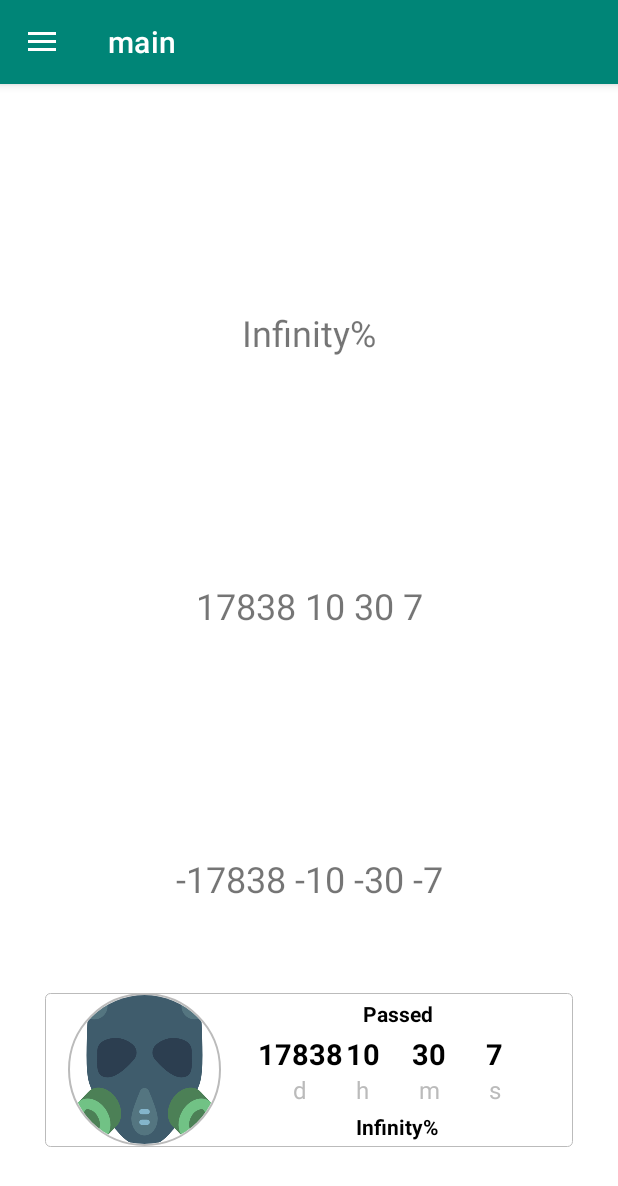
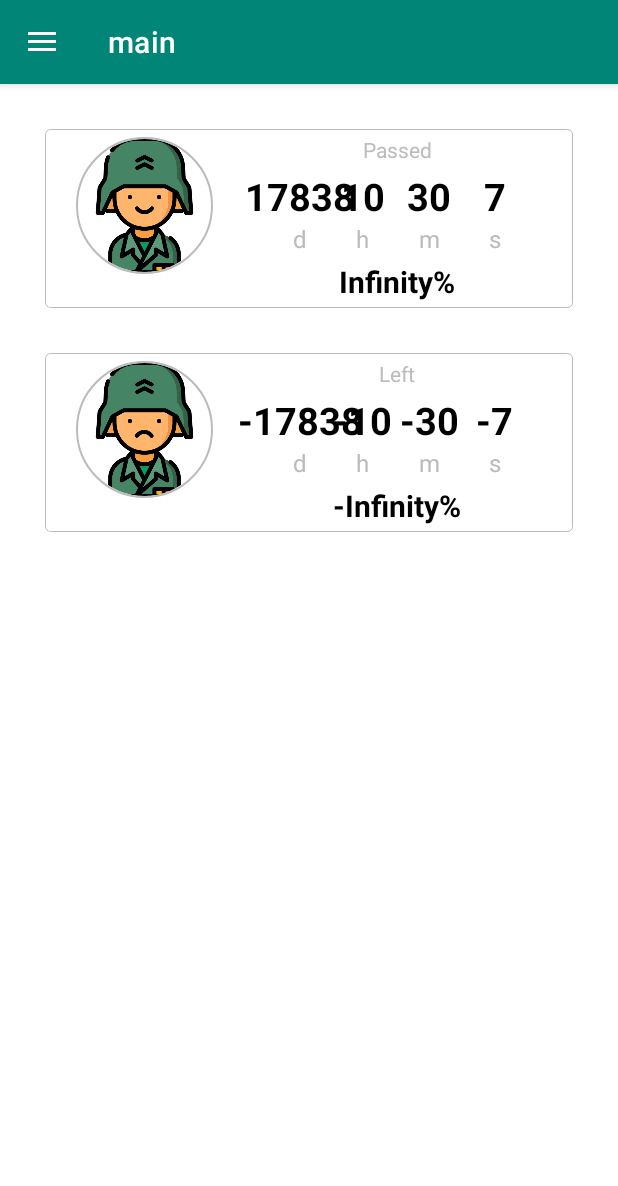
Before and after one commit to TheVigor/DembelIsComing, an Android app: the MainFragment screen opened directly, with no data from a screen before it, on a phone screen of 412 x 824 dp. Shown: the top 1186 px of the screen. Run offline under Robolectric (Android 15) with nearby library versions, the phone set to English and light mode, and no system bars; our stand-ins replace CircleImageView, data binding, navigation-ui.

Commit message:
added scrolling to main fragment, added passed and left timers with icons

```diff
--- a/app/src/main/java/com/noble/activity/dembeliscoming/Utils.kt
+++ b/app/src/main/java/com/noble/activity/dembeliscoming/Utils.kt
@@ -6,7 +6,6 @@ import android.widget.Button
 import android.widget.Toast
 import com.noble.activity.dembeliscoming.models.DiffTime
 import com.noble.activity.dembeliscoming.ui.DembelTimerView
-import kotlinx.android.synthetic.main.main_fragment.*
 import kotlinx.android.synthetic.main.timer_main.view.*
 import java.text.SimpleDateFormat
 import java.util.*
@@ -93,7 +92,7 @@ fun getDiffTime(startDate: Long, endDate: Long) : DiffTime {
     return DiffTime(elapsedDays, elapsedHours, elapsedMinutes, elapsedSeconds)
 }
 
-fun percentage(currentDate: Long): String {
+fun percentagePassed(currentDate: Long): String {
     val passed = (currentDate - soldierPrefs.startDate).toDouble()
     val all = (soldierPrefs.endDate - soldierPrefs.startDate).toDouble()
 
@@ -102,11 +101,26 @@ fun percentage(currentDate: Long): String {
     return "$percentTime%"
 }
 
-fun DembelTimerView.updateCounter(time: DiffTime, currentDate: Long) {
+fun percentageLeft(currentDate: Long): String {
+    val left = (soldierPrefs.endDate - currentDate).toDouble()
+    val all = (soldierPrefs.endDate - soldierPrefs.startDate).toDouble()
+
+    val percentTime = "%.6f".format((left / all) * 100)
+
+    return "$percentTime%"
+}
+
+fun DembelTimerView.updateCounter(time: DiffTime) {
     this.days_count_text?.text  = time.days.toString()
     this.hours_count_text?.text = time.hours.toString()
     this.minutes_count_text?.text = time.minutes.toString()
     this.seconds_count_text?.text = time.seconds.toString()
+}
 
-    this.percentage_text?.text = percentage(currentDate)
+fun DembelTimerView.updatePassedPercentage(currentDate: Long) {
+    this.percentage_text?.text = percentagePassed(currentDate)
 }
+
+fun DembelTimerView.updateLeftPercentage(currentDate: Long) {
+    this.percentage_text?.text = percentageLeft(currentDate)
+}
--- a/app/src/main/java/com/noble/activity/dembeliscoming/fragments/main/MainFragment.kt
+++ b/app/src/main/java/com/noble/activity/dembeliscoming/fragments/main/MainFragment.kt
@@ -4,7 +4,6 @@ import android.os.Bundle
 import android.support.v4.app.Fragment
 import android.view.*
 import androidx.navigation.NavOptions
-import androidx.navigation.Navigation.findNavController
 import com.noble.activity.dembeliscoming.*
 import com.noble.activity.dembeliscoming.models.stringify
 import kotlinx.android.synthetic.main.main_fragment.*
@@ -30,6 +29,12 @@ class MainFragment : Fragment() {
     override fun onViewCreated(view: View, savedInstanceState: Bundle?) {
         super.onViewCreated(view, savedInstanceState)
 
+        passedDembelTimer?.title_text?.text = "Passed"
+        passedDembelTimer?.timer_icon?.setImageResource(R.drawable.happy_soldier)
+
+        leftDembelTimer?.title_text?.text = "Left"
+        leftDembelTimer?.timer_icon?.setImageResource(R.drawable.sad_soldier)
+
         val options = NavOptions.Builder()
             .setEnterAnim(R.anim.slide_in_right)
             .setExitAnim(R.anim.slide_out_left)
@@ -50,16 +55,14 @@ class MainFragment : Fragment() {
                         activity?.showToast("Yahooo. Dembel was already")
                     }
 
-                    percentText?.text = percentage(currentDate)
+                    val diffTimeFromStart = getDiffTime(soldierPrefs.startDate, currentDate)
+                    val diffTimeToDembel = getDiffTime(currentDate, soldierPrefs.endDate)
 
-                    val diffTimeFromStart = getDiffTime(soldierPrefs.startDate, currentDate)
-                    diffTimeFromStartText?.text = diffTimeFromStart.stringify()
+                    passedDembelTimer?.updateCounter(diffTimeFromStart)
+                    passedDembelTimer?.updatePassedPercentage(currentDate)
 
-                    val diffTimeToDembel = getDiffTime(currentDate, soldierPrefs.endDate)
-                    diffTimeToDembelText?.text = diffTimeToDembel.stringify()
-
-                    passedDembelTimer?.updateCounter(diffTimeFromStart, currentDate)
-
+                    leftDembelTimer?.updateCounter(diffTimeToDembel)
+                    leftDembelTimer?.updateLeftPercentage(currentDate)
 
                 }
             }
--- a/app/src/main/res/layout/main_fragment.xml
+++ b/app/src/main/res/layout/main_fragment.xml
@@ -1,60 +1,37 @@
 <?xml version="1.0" encoding="utf-8"?>
-<android.support.constraint.ConstraintLayout xmlns:android="http://schemas.android.com/apk/res/android"
+<ScrollView
+        xmlns:android="http://schemas.android.com/apk/res/android"
         xmlns:app="http://schemas.android.com/apk/res-auto"
-                                             xmlns:tools="http://schemas.android.com/tools"
-                                             android:id="@+id/linearLayout"
+        android:id="@+id/scroll_view"
+        android:scrollbars="none"
+        android:fillViewport="true"
         android:layout_width="match_parent"
         android:layout_height="match_parent">
 
-    <TextView
-            android:id="@+id/percentText"
-            android:layout_width="0dp"
-            android:layout_height="wrap_content"
-            android:text="0"
-            android:textAlignment="center"
-            android:textSize="24sp"
-            app:layout_constraintTop_toTopOf="parent"
-            app:layout_constraintStart_toStartOf="parent"
-            app:layout_constraintEnd_toEndOf="parent"
-            app:layout_constraintBottom_toTopOf="@id/diffTimeFromStartText"
-            />
-
-    <TextView
-            android:id="@+id/diffTimeFromStartText"
-            android:layout_width="0dp"
-            android:layout_height="wrap_content"
-            android:text="0"
-            android:textAlignment="center"
-            android:textSize="24sp"
-            app:layout_constraintTop_toBottomOf="@id/percentText"
-            app:layout_constraintStart_toStartOf="parent"
-            app:layout_constraintEnd_toEndOf="parent"
-            app:layout_constraintBottom_toTopOf="@+id/diffTimeToDembelText"/>
-
-
-    <TextView
-            android:id="@+id/diffTimeToDembelText"
-            android:layout_width="0dp"
-            android:layout_height="wrap_content"
-            android:layout_marginBottom="2dp"
-            android:text="0"
-            android:textAlignment="center"
-            android:textSize="24sp"
-            app:layout_constraintBottom_toBottomOf="parent"
-            app:layout_constraintEnd_toEndOf="parent"
-            app:layout_constraintStart_toStartOf="parent"
-            app:layout_constraintTop_toTopOf="parent"
-            app:layout_constraintVertical_bias="0.7"/>
+    <android.support.constraint.ConstraintLayout
+            android:layout_width="match_parent"
+            android:layout_height="wrap_content">
 
         <com.noble.activity.dembeliscoming.ui.DembelTimerView
                 android:id="@+id/passedDembelTimer"
                 android:layout_width="match_parent"
                 android:layout_height="wrap_content"
                 android:layout_margin="30dp"
-            app:layout_constraintTop_toBottomOf="@+id/diffTimeToDembelText"
+                app:layout_constraintTop_toTopOf="parent"
                 app:layout_constraintStart_toStartOf="parent"
                 app:layout_constraintEnd_toEndOf="parent"
-            app:layout_constraintBottom_toBottomOf="parent"/>
+                app:layout_constraintBottom_toTopOf="@id/leftDembelTimer"/>
+
+        <com.noble.activity.dembeliscoming.ui.DembelTimerView
+                android:id="@+id/leftDembelTimer"
+                android:layout_width="match_parent"
+                android:layout_height="wrap_content"
+                android:layout_margin="30dp"
+                app:layout_constraintTop_toBottomOf="@+id/passedDembelTimer"
+                app:layout_constraintStart_toStartOf="parent"
+                app:layout_constraintEnd_toEndOf="parent" />
 
 
     </android.support.constraint.ConstraintLayout>
+
+</ScrollView>
--- a/app/src/main/res/layout/timer_main.xml
+++ b/app/src/main/res/layout/timer_main.xml
@@ -13,6 +13,7 @@
             android:layout_marginStart="15dp"
             android:layout_marginTop="15dp"
             android:layout_marginEnd="15dp"
+            android:padding="5dp"
             app:civ_border_color="@color/grey"
             app:civ_border_width="1dp"
             app:layout_constraintDimensionRatio="1:1"
@@ -20,13 +21,13 @@
             app:layout_constraintStart_toStartOf="parent"
             app:layout_constraintEnd_toStartOf="@id/percentage_text"
             app:layout_constraintHorizontal_weight="2"
-            android:src="@drawable/gasmask"/>
+            android:src="@drawable/sad_soldier"/>
 
     <TextView
             android:id="@+id/title_text"
             android:layout_width="0dp"
             android:layout_height="wrap_content"
-            style="@style/timer_text_count"
+            style="@style/timer_text"
             android:minHeight="0dp"
             android:paddingTop="4dp"
             android:paddingBottom="4dp"
@@ -118,7 +119,7 @@
             android:minHeight="0dp"
             android:paddingTop="4dp"
             android:paddingBottom="4dp"
-            android:textSize="14sp"
+            android:textSize="20sp"
             android:textAlignment="center"
             android:layout_marginBottom="5dp"
             android:layout_marginEnd="15dp"
--- a/app/src/main/res/values/styles.xml
+++ b/app/src/main/res/values/styles.xml
@@ -51,7 +51,7 @@
         <item name="android:textColor">@color/grey</item>
     </style>
     <style name="timer_text_count" parent="text">
-        <item name="android:textSize">19sp</item>
+        <item name="android:textSize">25sp</item>
         <item name="android:textStyle">bold</item>
         <item name="android:textColor">@color/black</item>
     </style>
```
Also changed, not shown: app/src/main/res/drawable/happy_soldier.png (added), app/src/main/res/drawable/sad_soldier.png (added). Lines whose indentation alone changed are shown as unchanged.
